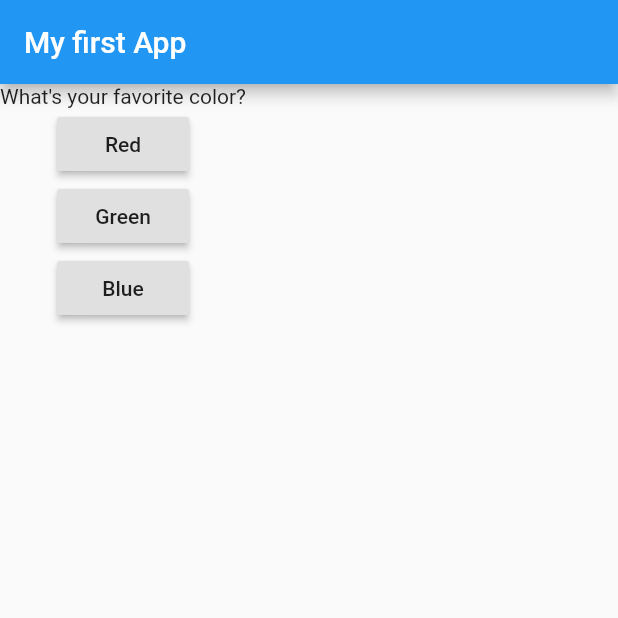
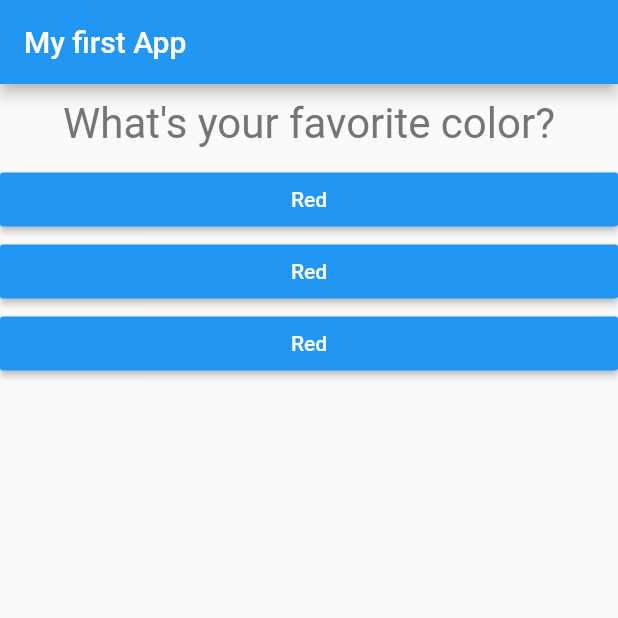
Before and after one commit to jazvillagra/quizz_app, a Flutter app: the screen it shows after launch, on a phone screen of 412 x 824 dp, the top half of it. Run offline on Flutter 3.47's test engine with Material 2 defaults, Android fonts, the phone set to English and light mode, and no system bars.

Commit message:
Replaces buttons and texts for Questions and Answers Widgets

```diff
--- a/lib/main.dart
+++ b/lib/main.dart
@@ -1,4 +1,6 @@
 import 'package:flutter/material.dart';
+import './question.dart';
+import './answer.dart';
 
 /// This is a shorthand for functions which only have one and exactly one
 /// expression, so only one line of code in the function,then you can omit the curly
@@ -63,31 +65,15 @@ class _MyAppState extends State<MyApp> {
           /// but since all items are widgets, Dart will automatically recognize
           /// the data type of the items and assign it to the list.
           children: [
+            /// Question is a custom widget created specifically to display the
+            /// questions of the app. It's a stateless widget that receives the
+            /// question's text as input data
             /// To specify a button's function, onPressed recieves the pointer to
             /// the functions that the button should have
-            Text(questions[_questionIndex]),
-            RaisedButton(
-              child: Text('Red'),
-              onPressed: _answerQuestion,
-            ),
-
-            /// If the function is only going to be executed in a specific place
-            /// or a single specific behavior, you can simply create the function
-            /// in the onPressed instruction
-            RaisedButton(
-              child: Text('Green'),
-              onPressed: () => print('Answered question: Green'),
-            ),
-
-            /// For longer functions, simply replace arrow with curly braces
-            /// and write all function instructions inside them
-            RaisedButton(
-              child: Text('Blue'),
-              onPressed: () {
-                String chosen = 'Blue';
-                print('Answered question: ' + chosen);
-              },
-            )
+            Question(questions[_questionIndex]),
+            Answer(_answerQuestion),
+            Answer(_answerQuestion),
+            Answer(_answerQuestion),
           ],
         ),
       ),
```
Also changed, not shown: 1 other file.
